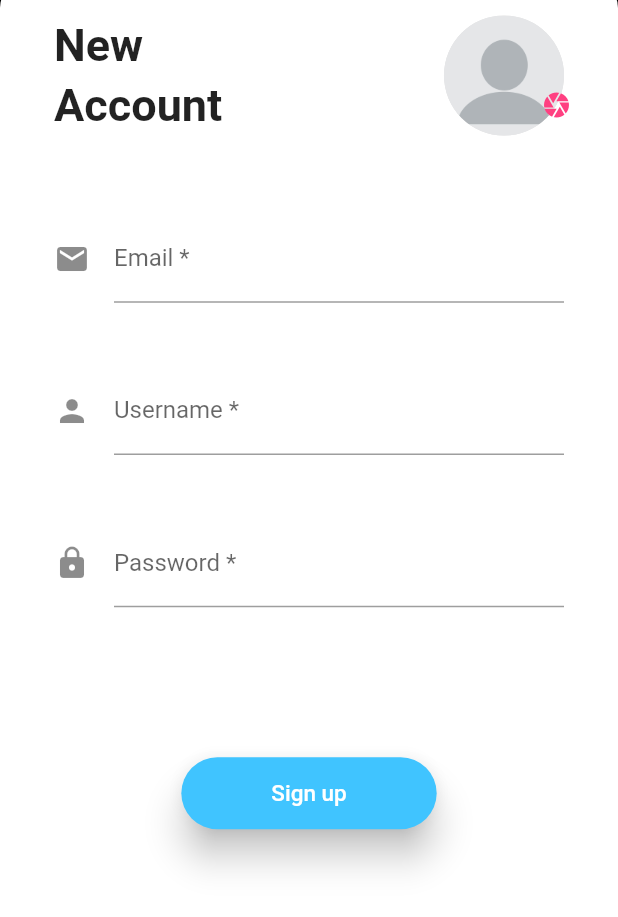
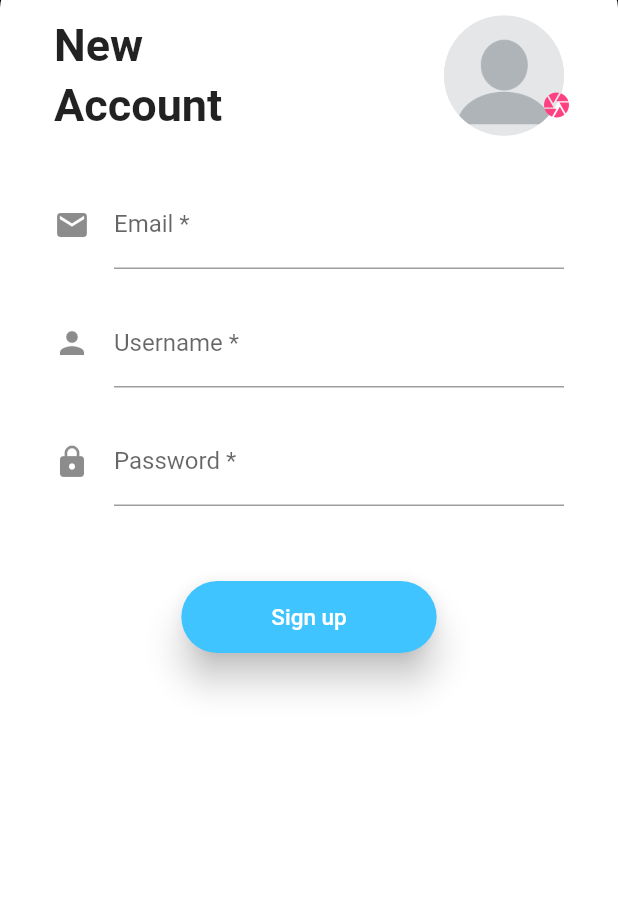
Before and after one commit to Ritik-code/e-chat-application, a Flutter app: the RegistrationScreen screen opened by its route, on a phone screen of 412 x 824 dp, the part 319-1236 px from its top. Run offline on Flutter 3.47's test engine with Material 2 defaults, Android fonts, the phone set to English and light mode, and no system bars; our stand-ins replace basic_utils, cloud_firestore, file_picker, firebase_auth, firebase_core, firebase_storage and 3 more; accounts and stored records are empty.

Commit message:
Registration screen scroll view added.

```diff
--- a/lib/screen/registration_screen.dart
+++ b/lib/screen/registration_screen.dart
@@ -129,8 +129,8 @@ class _RegistrationScreenState extends State<RegistrationScreen> {
       ),
       constraints: BoxConstraints.expand(),
       child: Scaffold(
-        resizeToAvoidBottomInset: false,
-        resizeToAvoidBottomPadding: false,
+        resizeToAvoidBottomInset: true,
+        resizeToAvoidBottomPadding: true,
         backgroundColor: Colors.transparent,
         body: ModalProgressHUD(
           inAsyncCall: showSpinner,
@@ -152,10 +152,11 @@ class _RegistrationScreenState extends State<RegistrationScreen> {
                     ],
                   ),
                 ),
-                Expanded(
+                Flexible(
+                  fit: FlexFit.tight,
                   child: Container(
                     width: double.infinity,
-                    padding: EdgeInsets.symmetric(horizontal: 20.0),
+                    padding: EdgeInsets.only(left: 20.0, right:20.0),
                     decoration: BoxDecoration(
                       color: Colors.white,
                       borderRadius: BorderRadius.only(
@@ -163,10 +164,13 @@ class _RegistrationScreenState extends State<RegistrationScreen> {
                         topRight: Radius.circular(20.0),
                       ),
                     ),
+                    child: SingleChildScrollView(
+                      child: Container(
                         child: Padding(
                           padding: const EdgeInsets.only(
                               left: 16.0, right: 16.0, top: 25, bottom: 16.0),
                           child: Column(
+                            mainAxisSize: MainAxisSize.min,
                             crossAxisAlignment: CrossAxisAlignment.stretch,
                             children: <Widget>[
                               Row(
@@ -238,9 +242,10 @@ class _RegistrationScreenState extends State<RegistrationScreen> {
                                 ],
                               ),
                               SizedBox(
-                            height: 10.0,
+                                height: 30.0,
                               ),
-                          Expanded(
+                              Flexible(
+                                fit: FlexFit.loose,
                                 child: Form(
                                   key: _formKey,
                                   autovalidate: _autoValidate,
@@ -270,6 +275,9 @@ class _RegistrationScreenState extends State<RegistrationScreen> {
                                         //   email = value;
                                         // },
                                       ),
+                                      SizedBox(
+                                        height: 20.0,
+                                      ),
                                       TextFormField(
                                         decoration: const InputDecoration(
                                           icon: Icon(Icons.person),
@@ -288,6 +296,9 @@ class _RegistrationScreenState extends State<RegistrationScreen> {
                                         //   // code when the user saves the form.
                                         //   username = value;
                                         // },
+                                      ),
+                                      SizedBox(
+                                        height: 20.0,
                                       ),
                                       TextFormField(
                                         decoration: const InputDecoration(
@@ -310,7 +321,7 @@ class _RegistrationScreenState extends State<RegistrationScreen> {
                                         // },
                                       ),
                                       SizedBox(
-                                    height: 15.0,
+                                        height: 50.0,
                                       ),
                                       Padding(
                                         padding: const EdgeInsets.symmetric(
@@ -368,6 +379,8 @@ class _RegistrationScreenState extends State<RegistrationScreen> {
                         ),
                       ),
                     ),
+                  ),
+                ),
               ],
             ),
           ),
```
Lines whose indentation alone changed are shown as unchanged.
